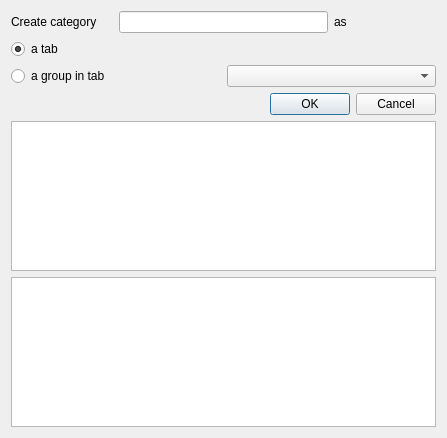
qgis/QGIS, file src/ui/qgsaddtaborgroupbase.ui: the form before one commit.
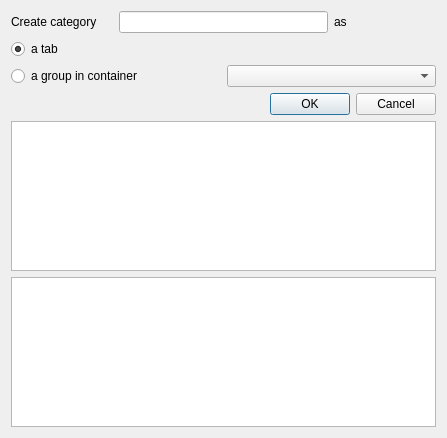
The form after the commit.

Commit message: Allow adding a group directly under any existing tab or group

```diff
--- a/src/ui/qgsaddtaborgroupbase.ui
+++ b/src/ui/qgsaddtaborgroupbase.ui
@@ -59,7 +59,7 @@
      <item row="2" column="0" colspan="2">
       <widget class="QRadioButton" name="mGroupButton">
        <property name="text">
-        <string>a group in tab</string>
+        <string>a group in container</string>
        </property>
        <property name="checked">
         <bool>false</bool>
```
The commit also changes 1 other file.
